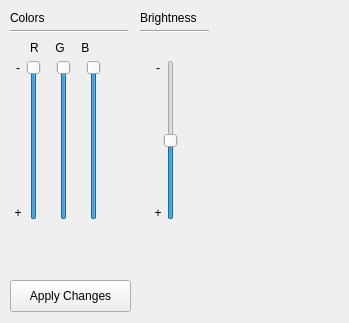
The window that trab1/secundarywindow.ui (julioce/CompGraf) describes before a commit, drawn with Qt 5.
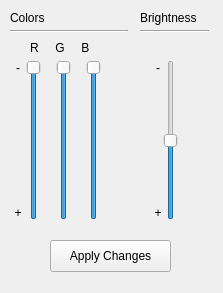
The same window after the commit.

Commit message: Menu Effects alterado para Colors e melhoria na janela secundária.

Diff of the .ui file:
```diff
--- a/trab1/secundarywindow.ui
+++ b/trab1/secundarywindow.ui
@@ -9,8 +9,8 @@
    <rect>
     <x>0</x>
     <y>0</y>
-    <width>349</width>
-    <height>323</height>
+    <width>223</width>
+    <height>293</height>
    </rect>
   </property>
   <property name="windowTitle">
@@ -98,8 +98,8 @@
   <widget class="QPushButton" name="applyChanges">
    <property name="geometry">
     <rect>
-     <x>10</x>
-     <y>280</y>
+     <x>50</x>
+     <y>240</y>
      <width>121</width>
      <height>32</height>
     </rect>
```
The commit also changes 5 other files.
